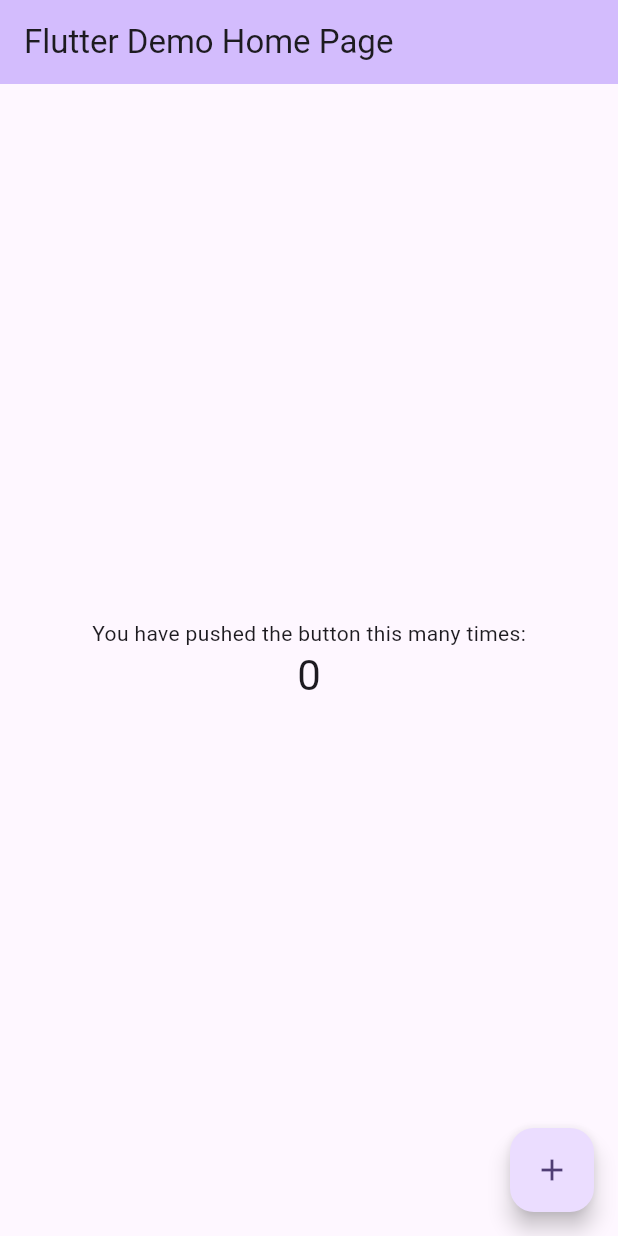
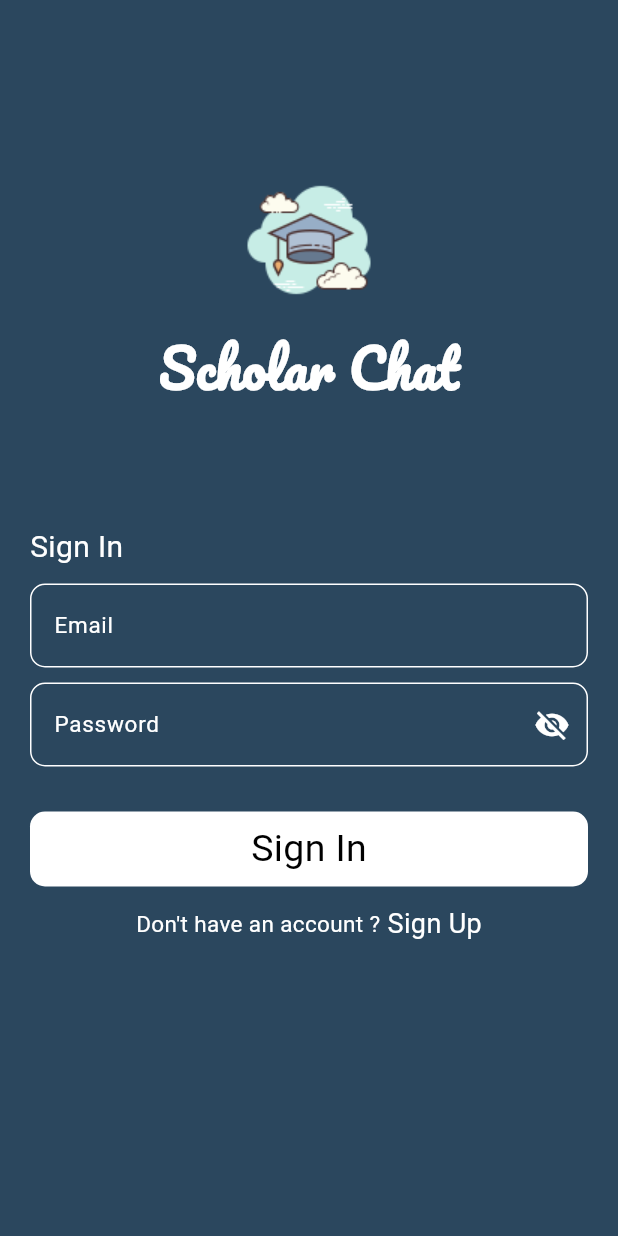
Before and after one commit to ahmed3ab3al/chat_app, a Flutter app: the screen it shows after launch, on a phone screen of 412 x 824 dp. Run offline on Flutter 3.47's test engine with Material 3 defaults, Android fonts, the phone set to English and light mode, and no system bars.

Commit message:
login view

```diff
--- a/lib/features/auth/presentation/views/login_view.dart
+++ b/lib/features/auth/presentation/views/login_view.dart
@@ -0,0 +1,178 @@
+import 'package:flutter/material.dart';
+
+class LoginView extends StatefulWidget {
+  const LoginView({super.key});
+
+  @override
+  State<LoginView> createState() => _LoginViewState();
+}
+
+class _LoginViewState extends State<LoginView> {
+  final GlobalKey<FormState> formKey = GlobalKey<FormState>();
+  TextEditingController emailController = TextEditingController();
+  TextEditingController passwordController = TextEditingController();
+
+  bool secure = true;
+
+  @override
+  Widget build(BuildContext context) {
+    return Scaffold(
+      backgroundColor: const Color(0xFF2B475E),
+      body: SingleChildScrollView(
+        child: Padding(
+          padding: const EdgeInsets.only(top: 110, left: 20, right: 20),
+          child: Form(
+            key: formKey,
+            child: Column(
+              children: [
+                const Image(image: AssetImage("assets/images/scholar.png")),
+                const SizedBox(
+                  height: 10,
+                ),
+                const Text(
+                  'Scholar Chat',
+                  style: TextStyle(
+                      fontSize: 35,
+                      fontWeight: FontWeight.bold,
+                      color: Colors.white,
+                      fontFamily: 'Pacifico'),
+                ),
+                const SizedBox(
+                  height: 80,
+                ),
+                const Row(
+                  mainAxisAlignment: MainAxisAlignment.start,
+                  children: [
+                    Text(
+                      'Sign In',
+                      style: TextStyle(color: Colors.white, fontSize: 20),
+                    ),
+                  ],
+                ),
+                const SizedBox(
+                  height: 10,
+                ),
+                TextFormField(
+                  controller: emailController,
+                    validator: (value) {
+                      if (value!.isEmpty) {
+                        return 'Please enter your email';
+                      }
+                      return null;
+                    },
+                    cursorColor: Colors.white,
+                    style: const TextStyle(color: Colors.white),
+                    decoration: const InputDecoration(
+                      hintText: 'Email',
+                      hintStyle: TextStyle(color: Colors.white, fontSize: 15),
+                      enabledBorder: OutlineInputBorder(
+                        borderRadius: BorderRadius.all(Radius.circular(10)),
+                        borderSide: BorderSide(color: Colors.white),
+                      ),
+                      border: OutlineInputBorder(
+                        borderRadius: BorderRadius.all(Radius.circular(10)),
+                        borderSide: BorderSide(color: Colors.white),
+                      ),
+                      focusedBorder: OutlineInputBorder(
+                        borderRadius: BorderRadius.all(Radius.circular(10)),
+                        borderSide: BorderSide(color: Colors.white),
+                      ),
+                    )),
+                const SizedBox(
+                  height: 10,
+                ),
+                TextFormField(
+                  controller: passwordController,
+                    validator: (value) {
+                      if (value!.isEmpty) {
+                        return 'Please enter your password';
+                      }
+                      return null;
+                    },
+                    obscureText: secure,
+                    cursorColor: Colors.white,
+                    style: const TextStyle(color: Colors.white),
+                    decoration: InputDecoration(
+                      hintText: 'Password',
+                      hintStyle:
+                          const TextStyle(color: Colors.white, fontSize: 15),
+                      enabledBorder: const OutlineInputBorder(
+                        borderRadius: BorderRadius.all(Radius.circular(10)),
+                        borderSide: BorderSide(color: Colors.white),
+                      ),
+                      border: const OutlineInputBorder(
+                        borderRadius: BorderRadius.all(Radius.circular(10)),
+                        borderSide: BorderSide(color: Colors.white),
+                      ),
+                      focusedBorder: const OutlineInputBorder(
+                        borderRadius: BorderRadius.all(Radius.circular(10)),
+                        borderSide: BorderSide(color: Colors.white),
+                      ),
+                      suffixIcon: IconButton(
+                        icon: secure
+                            ? const Icon(
+                                Icons.visibility_off,
+                                color: Colors.white,
+                              )
+                            : const Icon(
+                                Icons.visibility,
+                                color: Colors.white,
+                              ),
+                        onPressed: () {
+                          setState(() {
+                            secure = !secure;
+                          });
+                        },
+                      ),
+                    )),
+                const SizedBox(
+                  height: 30,
+                ),
+                GestureDetector(
+                  onTap: () {
+                    if (formKey.currentState!.validate()) {}
+                  },
+                  child: Container(
+                    decoration: BoxDecoration(
+                        borderRadius: BorderRadius.circular(10),
+                        color: Colors.white),
+                    width: double.infinity,
+                    height: 50,
+                    child: const Row(
+                      mainAxisAlignment: MainAxisAlignment.center,
+                      children: [
+                        Text(
+                          'Sign In',
+                          style: TextStyle(color: Colors.black, fontSize: 25),
+                        ),
+                      ],
+                    ),
+                  ),
+                ),
+                const SizedBox(
+                  height: 12,
+                ),
+                Row(
+                  mainAxisAlignment: MainAxisAlignment.center,
+                  children: [
+                    const Text(
+                      'Don\'t have an account ?',
+                      style: TextStyle(color: Colors.white, fontSize: 15),
+                    ),
+                    GestureDetector(
+                      onTap: () {},
+                      child: const Text(
+                        ' Sign Up',
+                        style: TextStyle(color: Colors.white, fontSize: 18),
+                      ),
+                    )
+                  ],
+                )
+              ],
+            ),
+          ),
+        ),
+      ),
+    );
+  }
+}
--- a/lib/main.dart
+++ b/lib/main.dart
@@ -1,3 +1,4 @@
+import 'package:chat_app/features/auth/presentation/views/login_view.dart';
 import 'package:flutter/material.dart';
 
 void main() {
@@ -7,119 +8,11 @@ void main() {
 class MyApp extends StatelessWidget {
   const MyApp({super.key});
 
-  // This widget is the root of your application.
   @override
   Widget build(BuildContext context) {
-    return MaterialApp(
-      title: 'Flutter Demo',
-      theme: ThemeData(
-        // This is the theme of your application.
-        //
-        // TRY THIS: Try running your application with "flutter run". You'll see
-        // the application has a purple toolbar. Then, without quitting the app,
-        // try changing the seedColor in the colorScheme below to Colors.green
-        // and then invoke "hot reload" (save your changes or press the "hot
-        // reload" button in a Flutter-supported IDE, or press "r" if you used
-        // the command line to start the app).
-        //
-        // Notice that the counter didn't reset back to zero; the application
-        // state is not lost during the reload. To reset the state, use hot
-        // restart instead.
-        //
-        // This works for code too, not just values: Most code changes can be
-        // tested with just a hot reload.
-        colorScheme: ColorScheme.fromSeed(seedColor: Colors.deepPurple),
-        useMaterial3: true,
-      ),
-      home: const MyHomePage(title: 'Flutter Demo Home Page'),
+    return  MaterialApp(
+      debugShowCheckedModeBanner: false,
+      home: LoginView(),
     );
   }
 }
-
-class MyHomePage extends StatefulWidget {
-  const MyHomePage({super.key, required this.title});
-
-  // This widget is the home page of your application. It is stateful, meaning
-  // that it has a State object (defined below) that contains fields that affect
-  // how it looks.
-
-  // This class is the configuration for the state. It holds the values (in this
-  // case the title) provided by the parent (in this case the App widget) and
-  // used by the build method of the State. Fields in a Widget subclass are
-  // always marked "final".
-
-  final String title;
-
-  @override
-  State<MyHomePage> createState() => _MyHomePageState();
-}
-
-class _MyHomePageState extends State<MyHomePage> {
-  int _counter = 0;
-
-  void _incrementCounter() {
-    setState(() {
-      // This call to setState tells the Flutter framework that something has
-      // changed in this State, which causes it to rerun the build method below
-      // so that the display can reflect the updated values. If we changed
-      // _counter without calling setState(), then the build method would not be
-      // called again, and so nothing would appear to happen.
-      _counter++;
-    });
-  }
-
-  @override
-  Widget build(BuildContext context) {
-    // This method is rerun every time setState is called, for instance as done
-    // by the _incrementCounter method above.
-    //
-    // The Flutter framework has been optimized to make rerunning build methods
-    // fast, so that you can just rebuild anything that needs updating rather
-    // than having to individually change instances of widgets.
-    return Scaffold(
-      appBar: AppBar(
-        // TRY THIS: Try changing the color here to a specific color (to
-        // Colors.amber, perhaps?) and trigger a hot reload to see the AppBar
-        // change color while the other colors stay the same.
-        backgroundColor: Theme.of(context).colorScheme.inversePrimary,
-        // Here we take the value from the MyHomePage object that was created by
-        // the App.build method, and use it to set our appbar title.
-        title: Text(widget.title),
-      ),
-      body: Center(
-        // Center is a layout widget. It takes a single child and positions it
-        // in the middle of the parent.
-        child: Column(
-          // Column is also a layout widget. It takes a list of children and
-          // arranges them vertically. By default, it sizes itself to fit its
-          // children horizontally, and tries to be as tall as its parent.
-          //
-          // Column has various properties to control how it sizes itself and
-          // how it positions its children. Here we use mainAxisAlignment to
-          // center the children vertically; the main axis here is the vertical
-          // axis because Columns are vertical (the cross axis would be
-          // horizontal).
-          //
-          // TRY THIS: Invoke "debug painting" (choose the "Toggle Debug Paint"
-          // action in the IDE, or press "p" in the console), to see the
-          // wireframe for each widget.
-          mainAxisAlignment: MainAxisAlignment.center,
-          children: <Widget>[
-            const Text(
-              'You have pushed the button this many times:',
-            ),
-            Text(
-              '$_counter',
-              style: Theme.of(context).textTheme.headlineMedium,
-            ),
-          ],
-        ),
-      ),
-      floatingActionButton: FloatingActionButton(
-        onPressed: _incrementCounter,
-        tooltip: 'Increment',
-        child: const Icon(Icons.add),
-      ), // This trailing comma makes auto-formatting nicer for build methods.
-    );
-  }
-}
```
Also changed, not shown: lib/features/auth/presentation/views/widget/login_view_body.dart (deleted), lib/features/auth/presentation/views/widget/sign_up_view_body.dart (deleted), lib/features/chat/presentation/views/patients_chats_body.dart (deleted).
